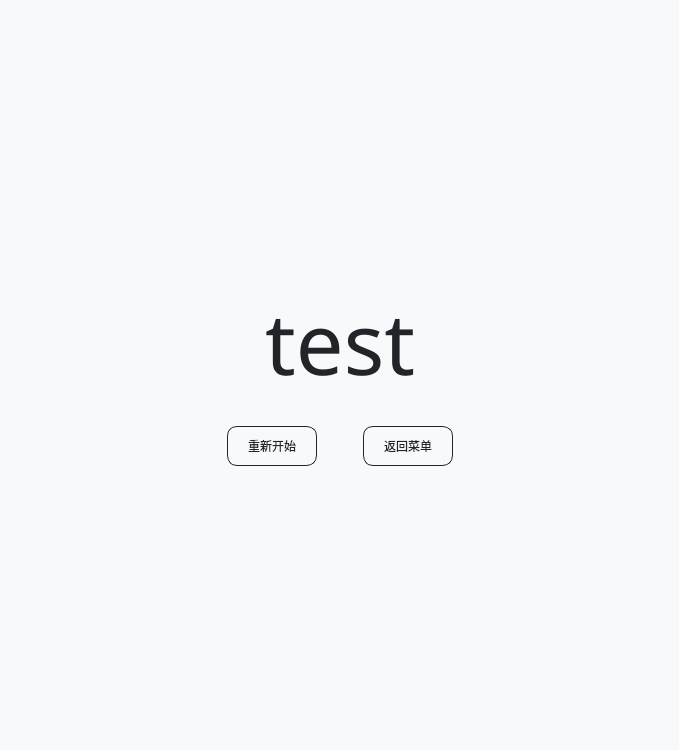
First picture: the form in mainwindow.ui, repository niltok/magi, before the edit.
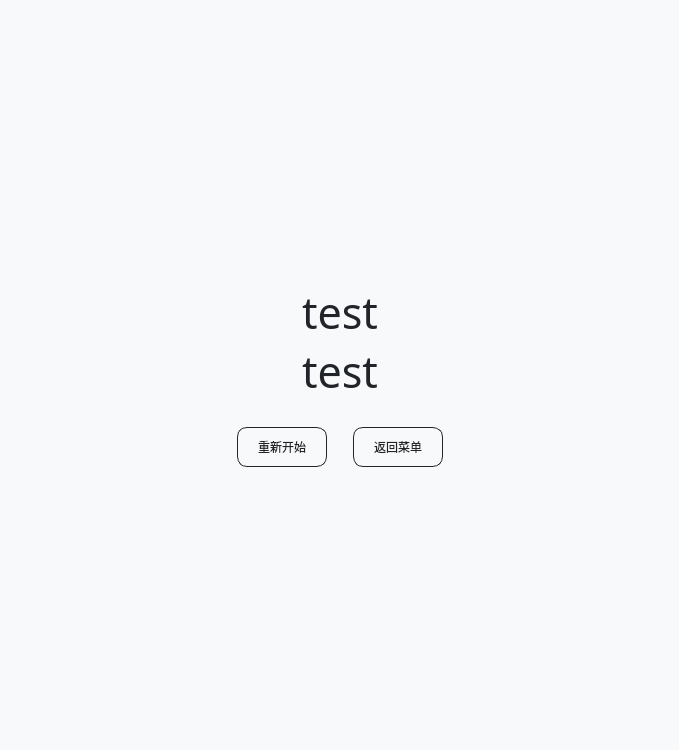
Second picture: the form after the edit. The open tabs and pages were chosen to show the change.

Diff of the .ui file:
```diff
--- a/mainwindow.ui
+++ b/mainwindow.ui
@@ -298,7 +298,7 @@
             <property name="font">
              <font>
               <family>苹方 常规, 思源黑体 CN Regular, 黑体</family>
-              <pointsize>64</pointsize>
+              <pointsize>32</pointsize>
               <weight>50</weight>
               <italic>false</italic>
               <bold>false</bold>
@@ -306,11 +306,15 @@
             </property>
             <property name="styleSheet">
              <string notr="true">QLabel {
-	font-size: 64pt;
+	font-size: 32pt;
 }</string>
             </property>
             <property name="text">
-             <string>test</string>
+             <string>test
+test</string>
+            </property>
+            <property name="textFormat">
+             <enum>Qt::PlainText</enum>
             </property>
             <property name="scaledContents">
              <bool>true</bool>
@@ -368,7 +372,7 @@
               </property>
               <property name="sizeHint" stdset="0">
                <size>
-                <width>40</width>
+                <width>20</width>
                 <height>20</height>
                </size>
               </property>
```
Left out of the diff: 2 changed lines with no effect on the pictures.
